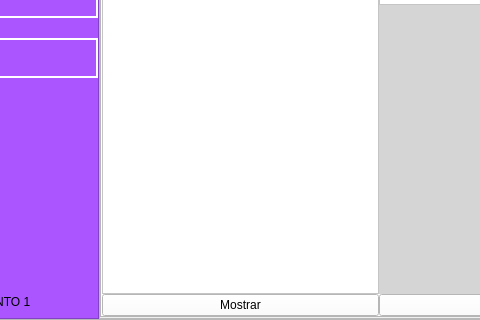
Before: the Qt Designer form ui/menu.ui in LeandroMuzalski1843/Proyecto_Final_Practicas_II, drawn with Qt 5; both pictures show x 102 to 582 and y 308 to 628 of the 785 by 628 pixel window.
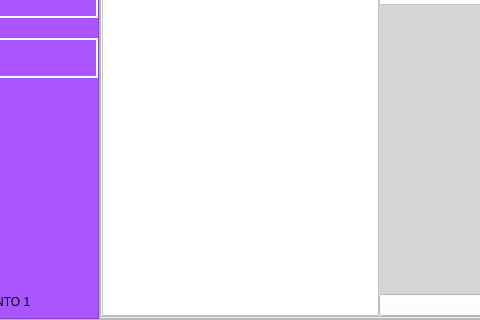
After: the same form once the commit is applied. The open tabs and pages were chosen to show the change. Icons and pictures are not drawn.

Commit message: Filtro funciones estadisticas completo

What changed in the file:
```diff
--- a/ui/menu.ui
+++ b/ui/menu.ui
@@ -1824,13 +1824,6 @@
                           </column>
                          </widget>
                         </item>
-                        <item>
-                         <widget class="QPushButton" name="btn_mostrar_funciones">
-                          <property name="text">
-                           <string>Mostrar</string>
-                          </property>
-                         </widget>
-                        </item>
                        </layout>
                       </widget>
                      </item>
```
Left out of the diff: 4 changed lines with no effect on the pictures. The commit also changes 5 other files.
